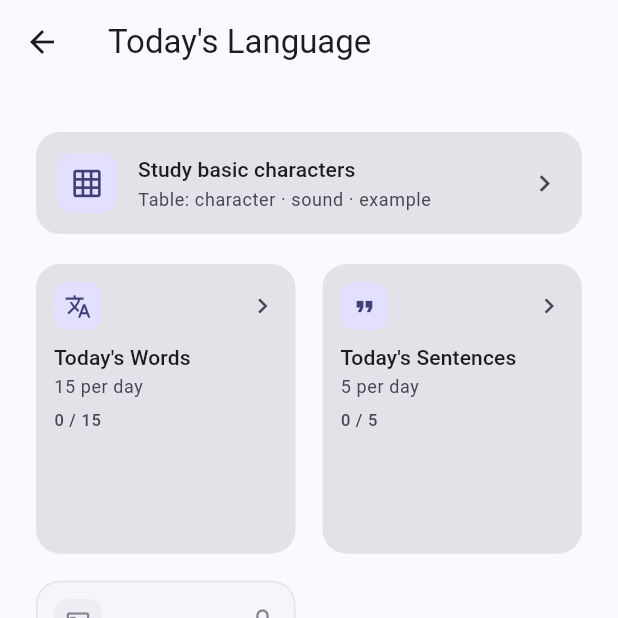
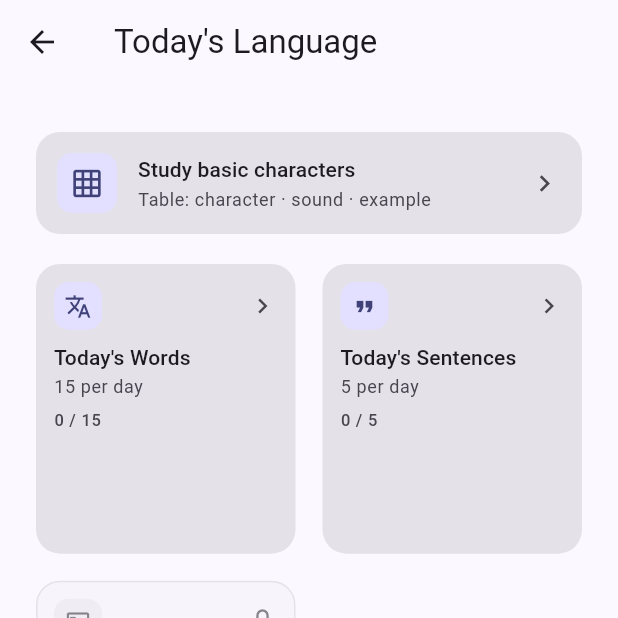
Before and after one commit to qjatjr48724/todays-language, a Flutter app: the HomeScreen screen opened directly, on a phone screen of 412 x 824 dp, the top half of it. Run offline on Flutter 3.47's test engine with Material 3 defaults, Android fonts, the phone set to English and light mode, and no system bars; our stand-ins replace audioplayers, cloud_firestore, cloud_functions, firebase_analytics, firebase_auth, firebase_core and 5 more; accounts and stored records are empty.

Commit message:
ui(mobile): 홈 AppBar 제목·이메일 좌우 패딩 조정
본문 카드 여백(20px)에 맞춰 titleSpacing과 이메일 right 패딩을 늘린다.

Co-authored-by: Cursor <cursoragent@cursor.com>

```diff
--- a/app/mobile/lib/screens/home_screen.dart
+++ b/app/mobile/lib/screens/home_screen.dart
@@ -214,11 +214,12 @@ class _HomeScreenState extends State<HomeScreen> {
 
     return Scaffold(
       appBar: AppBar(
+        titleSpacing: 20,
         title: Text(homeAppBarTitle(context)),
         actions: [
           if (user?.email != null)
             Padding(
-              padding: const EdgeInsets.only(right: 4),
+              padding: const EdgeInsets.only(right: 16),
               child: Center(
                 child: ConstrainedBox(
                   constraints: const BoxConstraints(maxWidth: 160),
```
